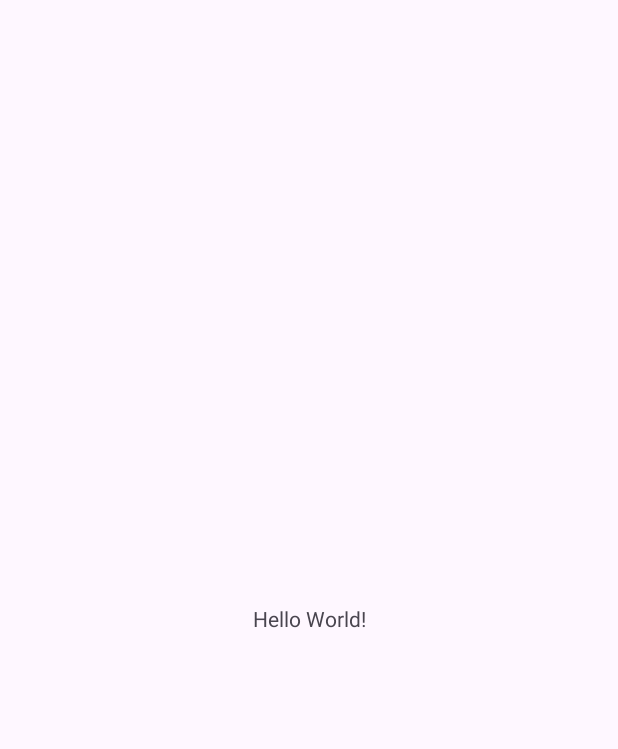
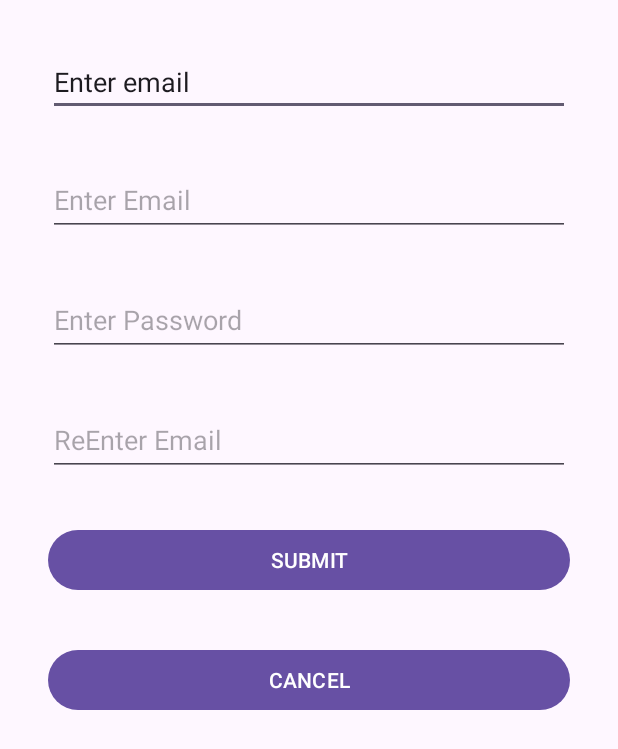
Before and after one commit to IT21292590/MADTutorial04, an Android app: the screen it shows after launch (MainActivity), on a phone screen of 412 x 824 dp. Before the commit the part shown is almost empty. Shown: the top 749 px of the screen. Run offline under Robolectric (Android 15) with nearby library versions, the phone set to English and light mode, and no system bars.

Commit message:
interface commit

```diff
--- a/app/src/main/AndroidManifest.xml
+++ b/app/src/main/AndroidManifest.xml
@@ -1,6 +1,6 @@
 <?xml version="1.0" encoding="utf-8"?>
 <manifest xmlns:android="http://schemas.android.com/apk/res/android"
-    xmlns:tools="http://schemas.android.com/tools">
+    xmlns:tools="http://schemas.android.com/tools" >
 
     <application
         android:allowBackup="true"
@@ -11,10 +11,10 @@
         android:roundIcon="@mipmap/ic_launcher_round"
         android:supportsRtl="true"
         android:theme="@style/Theme.Lab02"
-        tools:targetApi="31">
+        tools:targetApi="31" >
         <activity
             android:name=".MainActivity"
-            android:exported="true">
+            android:exported="true" >
             <intent-filter>
                 <action android:name="android.intent.action.MAIN" />
 
--- a/app/src/main/res/layout/activity_main.xml
+++ b/app/src/main/res/layout/activity_main.xml
@@ -1,18 +1,81 @@
 <?xml version="1.0" encoding="utf-8"?>
-<androidx.constraintlayout.widget.ConstraintLayout xmlns:android="http://schemas.android.com/apk/res/android"
+<LinearLayout xmlns:android="http://schemas.android.com/apk/res/android"
     xmlns:app="http://schemas.android.com/apk/res-auto"
     xmlns:tools="http://schemas.android.com/tools"
     android:layout_width="match_parent"
     android:layout_height="match_parent"
+    android:layout_marginLeft="16dp"
+    android:layout_marginTop="16dp"
+    android:layout_marginRight="16dp"
+    android:layout_marginBottom="16dp"
+    android:orientation="vertical"
     tools:context=".MainActivity">
 
-    <TextView
-        android:layout_width="wrap_content"
+    <EditText
+        android:id="@+id/edtName"
+        android:layout_width="match_parent"
         android:layout_height="wrap_content"
-        android:text="Hello World!"
-        app:layout_constraintBottom_toBottomOf="parent"
-        app:layout_constraintEnd_toEndOf="parent"
-        app:layout_constraintStart_toStartOf="parent"
-        app:layout_constraintTop_toTopOf="parent" />
+        android:layout_marginLeft="16dp"
+        android:layout_marginTop="16dp"
+        android:layout_marginRight="16dp"
+        android:layout_marginBottom="16dp"
+        android:ems="10"
+        android:inputType="text"
+        android:text="Enter email" />
 
-</androidx.constraintlayout.widget.ConstraintLayout>
+    <EditText
+        android:id="@+id/edtEmail"
+        android:layout_width="match_parent"
+        android:layout_height="48dp"
+        android:layout_marginLeft="16dp"
+        android:layout_marginTop="16dp"
+        android:layout_marginRight="16dp"
+        android:layout_marginBottom="16dp"
+        android:ems="10"
+        android:hint="@string/nameHint"
+        android:inputType="textEmailAddress" />
+
+    <EditText
+        android:id="@+id/edtPassword"
+        android:layout_width="match_parent"
+        android:layout_height="48dp"
+        android:layout_marginLeft="16dp"
+        android:layout_marginTop="16dp"
+        android:layout_marginRight="16dp"
+        android:layout_marginBottom="16dp"
+        android:ems="10"
+        android:hint="@string/passwordHint"
+        android:inputType="textPassword" />
+
+    <EditText
+        android:id="@+id/edtReTypePassword"
+        android:layout_width="match_parent"
+        android:layout_height="48dp"
+        android:layout_marginLeft="16dp"
+        android:layout_marginTop="16dp"
+        android:layout_marginRight="16dp"
+        android:layout_marginBottom="16dp"
+        android:ems="10"
+        android:hint="@string/reEnterPasswordHint"
+        android:inputType="textPassword" />
+
+    <Button
+        android:id="@+id/btnSubmit"
+        android:layout_width="match_parent"
+        android:layout_height="wrap_content"
+        android:layout_marginLeft="16dp"
+        android:layout_marginTop="16dp"
+        android:layout_marginRight="16dp"
+        android:layout_marginBottom="16dp"
+        android:text="@string/btnSubmit" />
+
+    <Button
+        android:id="@+id/btnCancel"
+        android:layout_width="match_parent"
+        android:layout_height="wrap_content"
+        android:layout_marginLeft="16dp"
+        android:layout_marginTop="16dp"
+        android:layout_marginRight="16dp"
+        android:layout_marginBottom="16dp"
+        android:text="@string/btnCancel" />
+</LinearLayout>
--- a/app/src/main/res/values/strings.xml
+++ b/app/src/main/res/values/strings.xml
@@ -1,3 +1,8 @@
 <resources>
     <string name="app_name">Lab02</string>
+    <string name="nameHint">Enter Email</string>
+    <string name="passwordHint">Enter Password</string>
+    <string name="reEnterPasswordHint">ReEnter Email</string>
+    <string name="btnSubmit">SUBMIT</string>
+    <string name="btnCancel">CANCEL</string>
 </resources>
```
